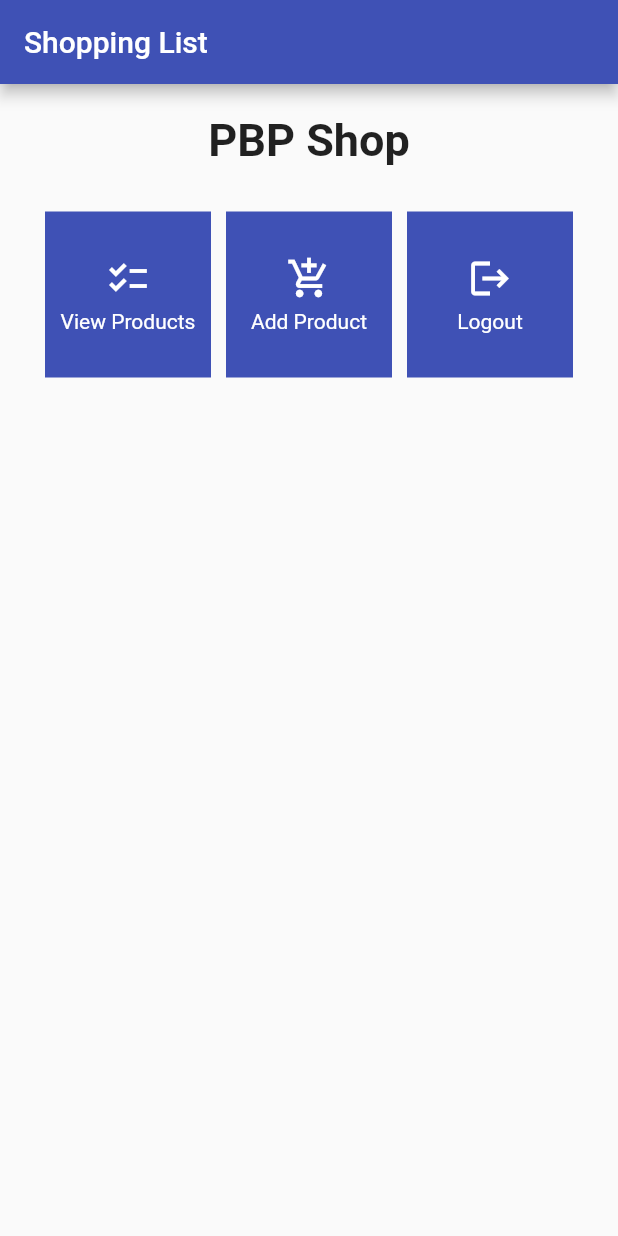
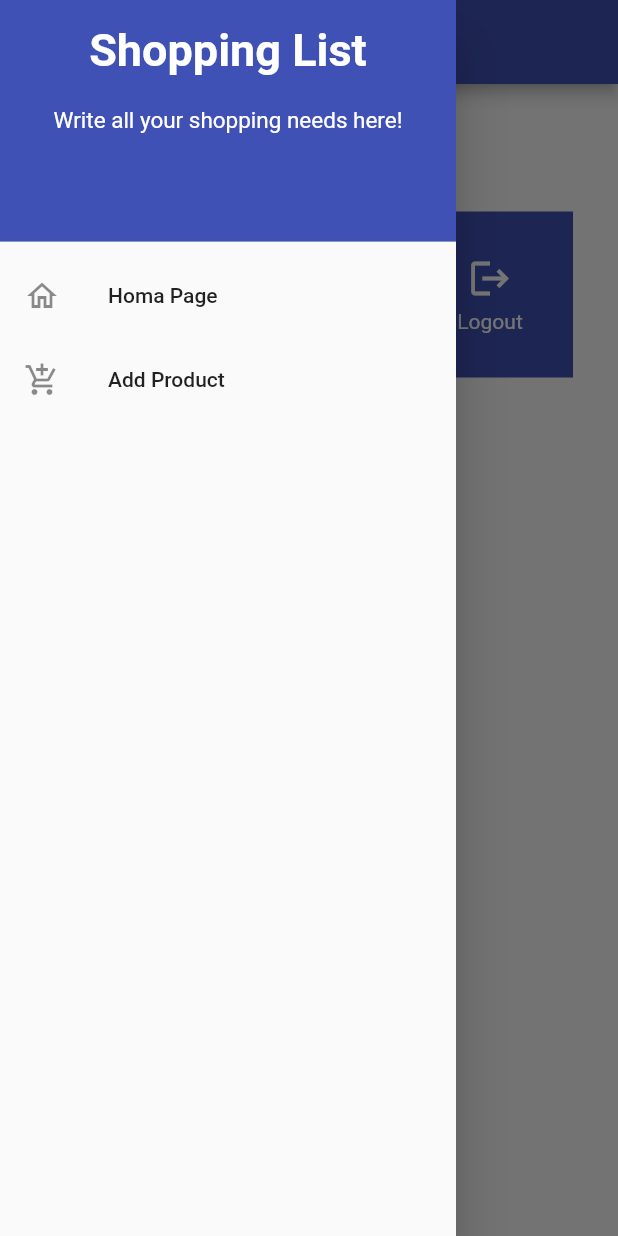
Before and after one commit to tvadhisti/shopping-list-mobile, a Flutter app: the screen it shows after launch, with the side drawer open (before the commit the screen has no drawer), on a phone screen of 412 x 824 dp. Run offline on Flutter 3.47's test engine with Material 2 defaults, Android fonts, the phone set to English and light mode, and no system bars.

Commit message:
completed tutorial 7

```diff
--- a/lib/main.dart
+++ b/lib/main.dart
@@ -1,5 +1,5 @@
 import 'package:flutter/material.dart';
-import 'package:shopping_list/menu.dart';
+import 'package:shopping_list/screens/menu.dart';
 
 void main() {
   runApp(const MyApp());
--- a/lib/menu.dart
+++ b/lib/screens/menu.dart
@@ -1,4 +1,6 @@
 import 'package:flutter/material.dart';
+import 'package:shopping_list/widgets/shop_card.dart';
+import 'package:shopping_list/widgets/left_drawer.dart';
 
 class MyHomePage extends StatelessWidget {
   MyHomePage({Key? key}) : super(key: key);
@@ -25,7 +27,10 @@ class MyHomePage extends StatelessWidget {
         title: const Text(
           'Shopping List',
         ),
+        backgroundColor: Colors.indigo,
+        foregroundColor: Colors.white,
       ),
+      drawer: const LeftDrawer(),
       body: SingleChildScrollView(
         // Scrolling wrapper widget
         child: Padding(
@@ -79,11 +84,16 @@ class ShopCard extends StatelessWidget {
       child: InkWell(
         // Responsive touch area
         onTap: () {
-          // Show a SnackBar when clicked
+          // Show SnackBar when clicked
           ScaffoldMessenger.of(context)
             ..hideCurrentSnackBar()
             ..showSnackBar(SnackBar(
                 content: Text("You pressed the ${item.name} button!")));
+
+          // Navigate to the appropriate route (depending on the button type)
+          if (item.name == "Add Product") {
+            // TODO: Use Navigator.push to navigate to a MaterialPageRoute that encompasses ShopFormPage.
+          }
         },
         child: Container(
           // Container to hold Icon and Text
--- /dev/null
+++ b/lib/widgets/left_drawer.dart
@@ -0,0 +1,74 @@
+import 'package:flutter/material.dart';
+import 'package:shopping_list/screens/menu.dart';
+// DONE TODO: Import the ShopFormPage page here
+import 'package:shopping_list/screens/shoplist_form.dart';
+
+
+class LeftDrawer extends StatelessWidget {
+  const LeftDrawer({super.key});
+
+  @override
+  Widget build(BuildContext context) {
+    return Drawer(
+      child: ListView(
+        children: [
+          const DrawerHeader(
+            decoration: BoxDecoration(
+              color: Colors.indigo,
+            ),
+            child: Column(
+              children: [
+                Text(
+                  'Shopping List',
+                  textAlign: TextAlign.center,
+                  style: TextStyle(
+                    fontSize: 30,
+                    fontWeight: FontWeight.bold,
+                    color: Colors.white,
+                  ),
+                ),
+                Padding(padding: EdgeInsets.all(10)),
+                Text("Write all your shopping needs here!",
+                    //DONE  TODO: Add a text style with center alignment, font size 15, white color, and regular weight
+                    textAlign: TextAlign.center,
+                    style: TextStyle(
+                      fontSize: 15,
+                      fontWeight: FontWeight.normal,
+                      color: Colors.white,
+                    ),
+                  ),
+              ],
+            ),
+          ),
+          ListTile(
+            leading: const Icon(Icons.home_outlined),
+            title: const Text('Homa Page'),
+            // redirect to MyHomePage
+            onTap: () {
+              Navigator.pushReplacement(
+                  context,
+                  MaterialPageRoute(
+                    builder: (context) => MyHomePage(),
+                  ),
+                );
+            },
+          ),
+          ListTile(
+            leading: const Icon(Icons.add_shopping_cart),
+            title: const Text('Add Product'),
+            // redirect to ShopFormPage
+            onTap: () {
+              /*
+              DONE TODO: Create routing to ShopFormPage here
+              */
+              Navigator.pushReplacement(
+                context,
+                MaterialPageRoute(builder: (context) => ShopFormPage()),
+              );
+            },
+          ),
+        ],
+      ),
+    );
+  }
+}
```
Also changed, not shown: lib/screens/shoplist_form.dart (added, +160 -0 lines), lib/widgets/shop_card.dart (added, +54 -0 lines).
